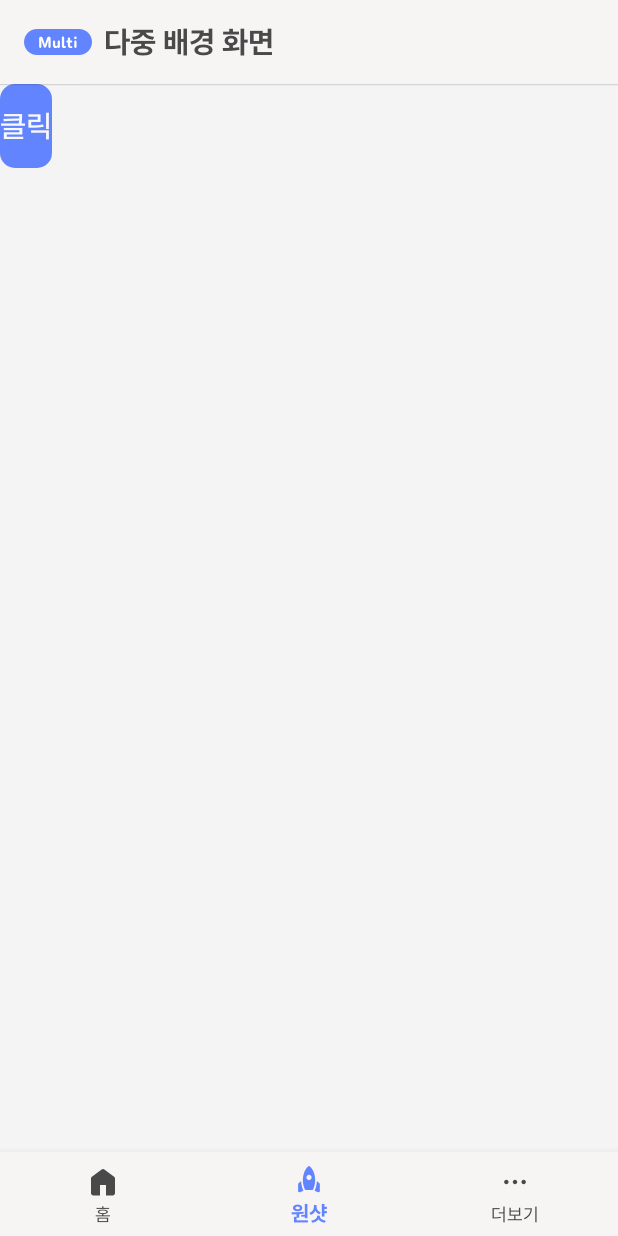
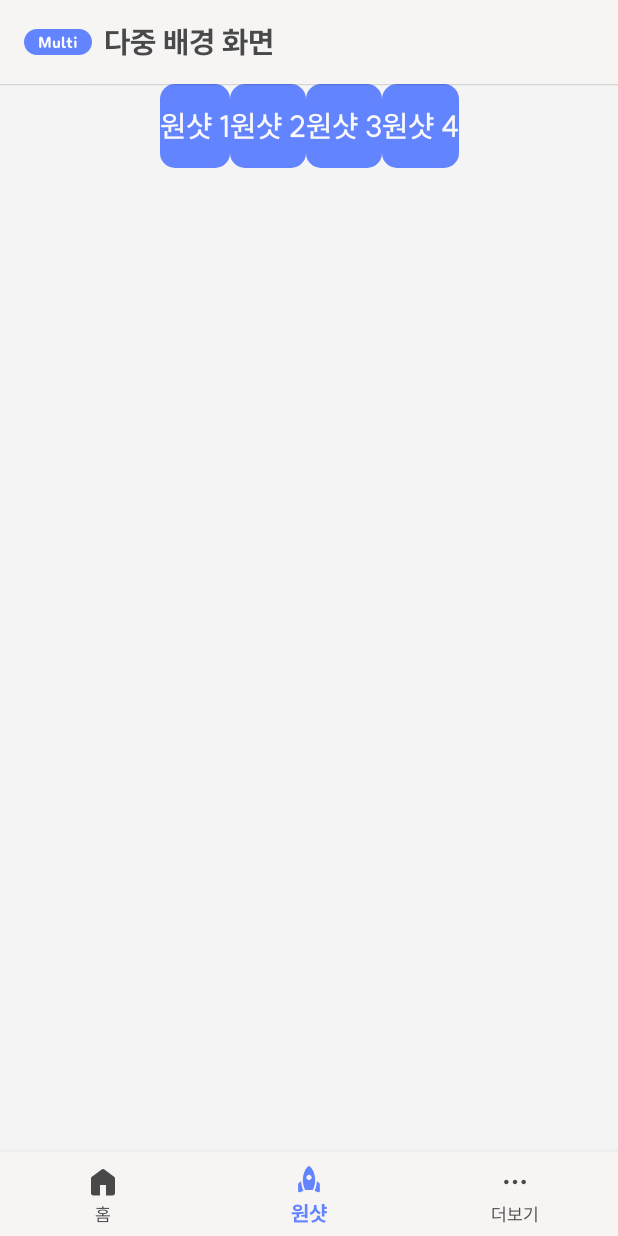
Before and after one commit to kichan05/Multi-Wallpaper, an Android app: the OneshotFragment screen opened through its navigation route, on a phone screen of 412 x 824 dp. Run offline under Robolectric (Android 15) with nearby library versions, the phone set to English and light mode, and no system bars; our stand-ins replace Room's generated code, data binding, navigation-ui.

Commit message:
Save Oneshot wallpaper

```diff
--- a/app/src/main/AndroidManifest.xml
+++ b/app/src/main/AndroidManifest.xml
@@ -15,7 +15,7 @@
         android:theme="@style/Theme.MultiWallpaper"
         tools:targetApi="31">
         <activity
-            android:name=".ui.SelectWallpaperActivity"
+            android:name=".ui.select.SelectWallpaperActivity"
             android:exported="false">
             <meta-data
                 android:name="android.app.lib_name"
--- a/app/src/main/java/dev/kichan/multiwallpaper/model/data/Wallpaper.kt
+++ b/app/src/main/java/dev/kichan/multiwallpaper/model/data/Wallpaper.kt
@@ -20,7 +20,9 @@ data class Wallpaper(
     @PrimaryKey(autoGenerate = true) val id: Int = 0,
     var wallpaper: Bitmap? = null,
     @ColumnInfo("create_time_stamp")
-    val createTimeStamp: String = LocalDateTime.now().format(DateTimeFormatter.ISO_LOCAL_DATE_TIME)
+    val createTimeStamp: String = LocalDateTime.now().format(DateTimeFormatter.ISO_LOCAL_DATE_TIME),
+    @ColumnInfo("one_shot")
+    var oneShot : Int? = null
 //    @ColumnInfo("wallpaper_name")
 //    val wallpaperName: String,
 ) : Serializable {
--- a/app/src/main/java/dev/kichan/multiwallpaper/model/db/WallpaperDBDao.kt
+++ b/app/src/main/java/dev/kichan/multiwallpaper/model/db/WallpaperDBDao.kt
@@ -3,6 +3,7 @@ package dev.kichan.multiwallpaper.model.db
 import androidx.room.Dao
 import androidx.room.Insert
 import androidx.room.Query
+import androidx.room.Update
 import dev.kichan.multiwallpaper.model.data.Wallpaper
 
 @Dao
@@ -12,4 +13,13 @@ interface WallpaperDBDao {
 
     @Query("SELECT * FROM Wallpaper")
     fun getAll() : List<Wallpaper>
+
+    @Query("SELECT * FROM Wallpaper WHERE id = :id")
+    fun getWallpaper(id : Int) : Wallpaper?
+
+    @Query("SELECT * FROM Wallpaper WHERE one_shot IS NOT null")
+    fun getOneShot() : List<Wallpaper>
+
+    @Update
+    fun update(wallpaper: Wallpaper)
 }
--- a/app/src/main/java/dev/kichan/multiwallpaper/model/db/WallpaperDataBase.kt
+++ b/app/src/main/java/dev/kichan/multiwallpaper/model/db/WallpaperDataBase.kt
@@ -8,7 +8,7 @@ import androidx.room.TypeConverters
 import dev.kichan.multiwallpaper.model.data.Wallpaper
 
 @Database(
-    version = 2,
+    version = 4,
     entities = [Wallpaper::class]
 )
 @TypeConverters(WallpaperDBTypeConverter::class)
--- a/app/src/main/java/dev/kichan/multiwallpaper/ui/main/OneshotFragment.kt
+++ b/app/src/main/java/dev/kichan/multiwallpaper/ui/main/OneshotFragment.kt
@@ -2,39 +2,95 @@ package dev.kichan.multiwallpaper.ui.main
 
 import android.app.Activity
 import android.content.Intent
-import android.os.Bundle
 import android.util.Log
-import androidx.fragment.app.Fragment
-import android.view.LayoutInflater
-import android.view.View
-import android.view.ViewGroup
 import androidx.activity.result.ActivityResult
 import androidx.activity.result.contract.ActivityResultContracts
+import androidx.room.Room
 import dev.kichan.multiwallpaper.BaseFragment
 import dev.kichan.multiwallpaper.ExtraKey
 import dev.kichan.multiwallpaper.R
 import dev.kichan.multiwallpaper.databinding.FragmentOneshotBinding
-import dev.kichan.multiwallpaper.ui.SelectWallpaperActivity
+import dev.kichan.multiwallpaper.model.data.Wallpaper
+import dev.kichan.multiwallpaper.model.db.WallpaperDataBase
+import dev.kichan.multiwallpaper.ui.select.SelectWallpaperActivity
+import kotlinx.coroutines.CoroutineScope
+import kotlinx.coroutines.Dispatchers
+import kotlinx.coroutines.launch
 
 class OneshotFragment : BaseFragment<FragmentOneshotBinding>(R.layout.fragment_oneshot) {
+    private lateinit var db: WallpaperDataBase
+    private var oneshotList = listOf<Wallpaper>()
+
+    var choiceOneshotIndex: Int? = null
+
     val startForResult =
         registerForActivityResult(ActivityResultContracts.StartActivityForResult()) { result: ActivityResult ->
             if (result.resultCode == Activity.RESULT_OK && result.data != null) {
                 val selectWallpaperId =
-                    result.data!!.getSerializableExtra(ExtraKey.SELECT_WALLPAPER.key)
-                        ?: return@registerForActivityResult
+                    result.data!!.getIntExtra(ExtraKey.SELECT_WALLPAPER.key, -1)
 
-                Log.d("Result", selectWallpaperId.toString())
+                if(selectWallpaperId == -1){
+                    return@registerForActivityResult
+                }
+                Log.d("result", "선택 : $selectWallpaperId")
+                saveOneshot(selectWallpaperId, choiceOneshotIndex!!)
             }
         }
 
     override fun onStart() {
         super.onStart()
+        db = Room.databaseBuilder(
+            requireContext(),
+            WallpaperDataBase::class.java,
+            WallpaperDataBase.dbName
+        ).build()
+
+        update()
+
         binding.run {
-            btnOneShotGetWallpaper.setOnClickListener {
-                val intent = Intent(context, SelectWallpaperActivity::class.java)
-                startForResult.launch(intent)
+            btnOneShotOneShot1.setOnClickListener {
+                setOneshot(1)
+            }
+
+            btnOneShotOneShot2.setOnClickListener {
+                setOneshot(2)
+            }
+            btnOneShotOneShot3.setOnClickListener {
+                setOneshot(3)
+            }
+            btnOneShotOneShot4.setOnClickListener {
+                setOneshot(4)
             }
         }
     }
+
+    private fun update() {
+       CoroutineScope(Dispatchers.IO).launch {
+           db.wallpaperDao().getOneShot().forEach {
+               Log.d("Result", it.toString())
+           }
+       }
+    }
+
+    private fun setOneshot(oneshotIndex: Int) {
+        choiceOneshotIndex = oneshotIndex
+
+        val intent = Intent(context, SelectWallpaperActivity::class.java)
+        startForResult.launch(intent)
+    }
+
+    private fun saveOneshot(wallpaperIndex: Int, oneshotIndex: Int) {
+//        val dialog = LoadingDialog().apply {
+//            show(childFragmentManager, "Loading")
+//        }
+
+        CoroutineScope(Dispatchers.IO).launch {
+            val wallpaper = db.wallpaperDao().getWallpaper(wallpaperIndex)?.apply {
+                oneShot = oneshotIndex
+            } ?: return@launch
+
+            db.wallpaperDao().update(wallpaper)
+            update()
+        }
+    }
 }
--- a/app/src/main/java/dev/kichan/multiwallpaper/ui/WallpaperGalleryViewHolder.kt
+++ b/app/src/main/java/dev/kichan/multiwallpaper/ui/select/WallpaperGalleryViewHolder.kt
@@ -1,4 +1,4 @@
-package dev.kichan.multiwallpaper.ui
+package dev.kichan.multiwallpaper.ui.select
 
 import androidx.recyclerview.widget.RecyclerView
 import dev.kichan.multiwallpaper.databinding.RowWallpaperGalleryBinding
--- a/app/src/main/res/layout/activity_select_wallpaper.xml
+++ b/app/src/main/res/layout/activity_select_wallpaper.xml
@@ -10,7 +10,7 @@
     <androidx.constraintlayout.widget.ConstraintLayout
         android:layout_width="match_parent"
         android:layout_height="match_parent"
-        tools:context=".ui.SelectWallpaperActivity">
+        tools:context=".ui.select.SelectWallpaperActivity">
 
         <androidx.recyclerview.widget.RecyclerView
             android:id="@+id/list_selectWallpaper"
--- a/app/src/main/res/layout/fragment_oneshot.xml
+++ b/app/src/main/res/layout/fragment_oneshot.xml
@@ -12,15 +12,43 @@
         android:layout_height="match_parent"
         tools:context=".ui.main.MainActivity">
 
-        <Button
-            android:id="@+id/btn_oneShot_getWallpaper"
+        <LinearLayout
             android:layout_width="wrap_content"
             android:layout_height="wrap_content"
 
-            android:text="클릭"
+            app:layout_constraintTop_toTopOf="parent"
+            app:layout_constraintStart_toStartOf="parent"
+            app:layout_constraintEnd_toEndOf="parent"
+            >
+            <Button
+                android:id="@+id/btn_oneShot_oneShot1"
+                android:layout_width="wrap_content"
+                android:layout_height="wrap_content"
 
-            app:layout_constraintTop_toTopOf="parent"
-            app:layout_constraintStart_toStartOf="parent" />
+                android:text="원샷 1" />
+
+            <Button
+                android:id="@+id/btn_oneShot_oneShot2"
+                android:layout_width="wrap_content"
+                android:layout_height="wrap_content"
+
+                android:text="원샷 2" />
+
+            <Button
+                android:id="@+id/btn_oneShot_oneShot3"
+                android:layout_width="wrap_content"
+                android:layout_height="wrap_content"
+
+                android:text="원샷 3" />
+
+            <Button
+                android:id="@+id/btn_oneShot_oneShot4"
+                android:layout_width="wrap_content"
+                android:layout_height="wrap_content"
+
+                android:text="원샷 4" />
+
+        </LinearLayout>
 
     </androidx.constraintlayout.widget.ConstraintLayout>
 </layout>
```
Also changed, not shown: app/src/main/java/dev/kichan/multiwallpaper/ui/select/SelectWallpaperActivity.kt (renamed from app/src/main/java/dev/kichan/multiwallpaper/ui/SelectWallpaperActivity.kt, +3 -5 lines), app/src/main/java/dev/kichan/multiwallpaper/ui/select/WallpaperGalleryAdapter.kt (renamed from app/src/main/java/dev/kichan/multiwallpaper/ui/WallpaperGalleryAdapter.kt, +3 -4 lines), 2 other files.
